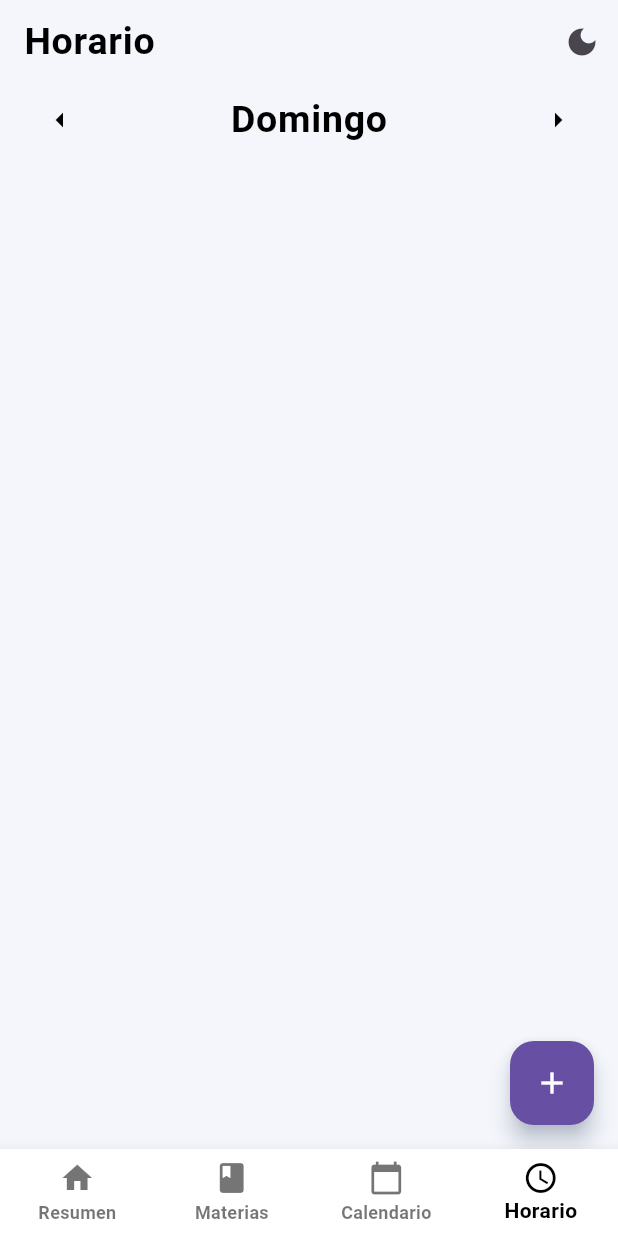
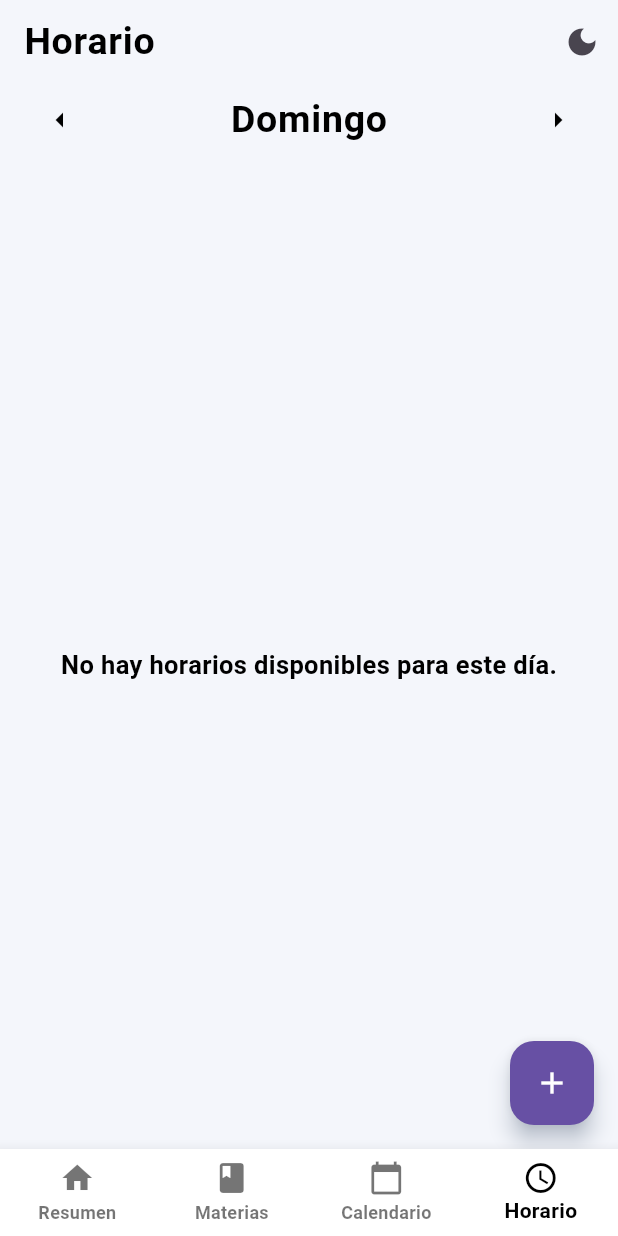
Before and after one commit to srYisu/agenda_escolar, a Flutter app: the screen it shows after launch, item 4 of the bottom bar chosen, on a phone screen of 412 x 824 dp. Run offline on Flutter 3.47's test engine with Material 3 defaults, Android fonts, the phone set to English and light mode, and no system bars; our stand-ins replace flutter_colorpicker, hive, hive_flutter, table_calendar; missing offline and left inert: dart:ffi; accounts and stored records are empty.

Commit message:
mensaje de "no hay horarios para este dia"

```diff
--- a/lib/screen/movil/pantallaHorario.dart
+++ b/lib/screen/movil/pantallaHorario.dart
@@ -157,7 +157,7 @@ class _HorarioState extends State<Pantallahorario> {
     itemCount: _diasSemana.length,
     onPageChanged: _cambiarDia,
     itemBuilder: (context, index) {
-                // Asegurar que los días se mapean correctamente
+      // Filtrar los horarios para el día actual
       final horarios = _horarioController.obtenerTodas().where((horario) {
         return horario.diasSemana.contains(_diasSemana[index]);
       }).toList();
@@ -171,6 +171,17 @@ class _HorarioState extends State<Pantallahorario> {
             : horaInicioA.minute.compareTo(horaInicioB.minute);
       });
 
+      // Mostrar mensaje si no hay horarios
+      if (horarios.isEmpty) {
+        return Center(
+          child: Text(
+            'No hay horarios disponibles para este día.',
+            style: Theme.of(context).textTheme.bodyMedium,
+          ),
+        );
+      }
+
+      // Construir la lista de horarios
       return ListView.builder(
         itemCount: horarios.length,
         itemBuilder: (context, horarioIndex) {
@@ -184,7 +195,7 @@ class _HorarioState extends State<Pantallahorario> {
             colorMateria: horario.color,
             esActivo: esActivo,
             onEditar: () => _editarHorario(horario),
-      onEliminar: () => _eliminarHorario(horarioIndex), // Pasar el índice correcto
+            onEliminar: () => _eliminarHorario(horarioIndex),
           );
         },
       );
```
Lines whose indentation alone changed are shown as unchanged.
